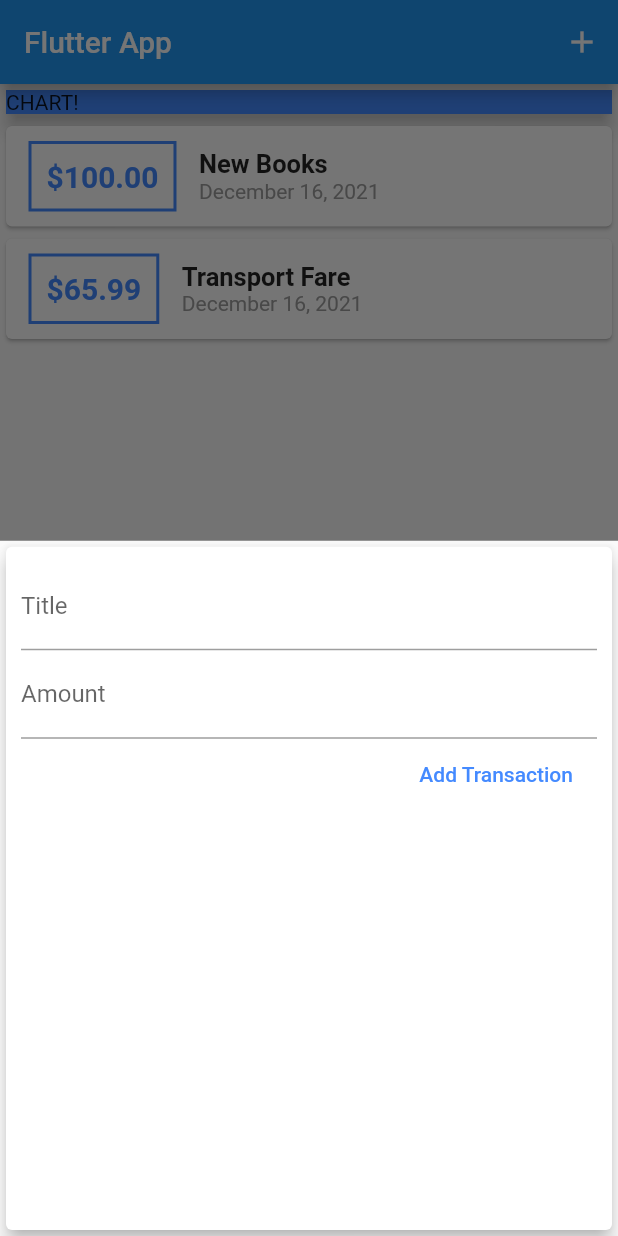
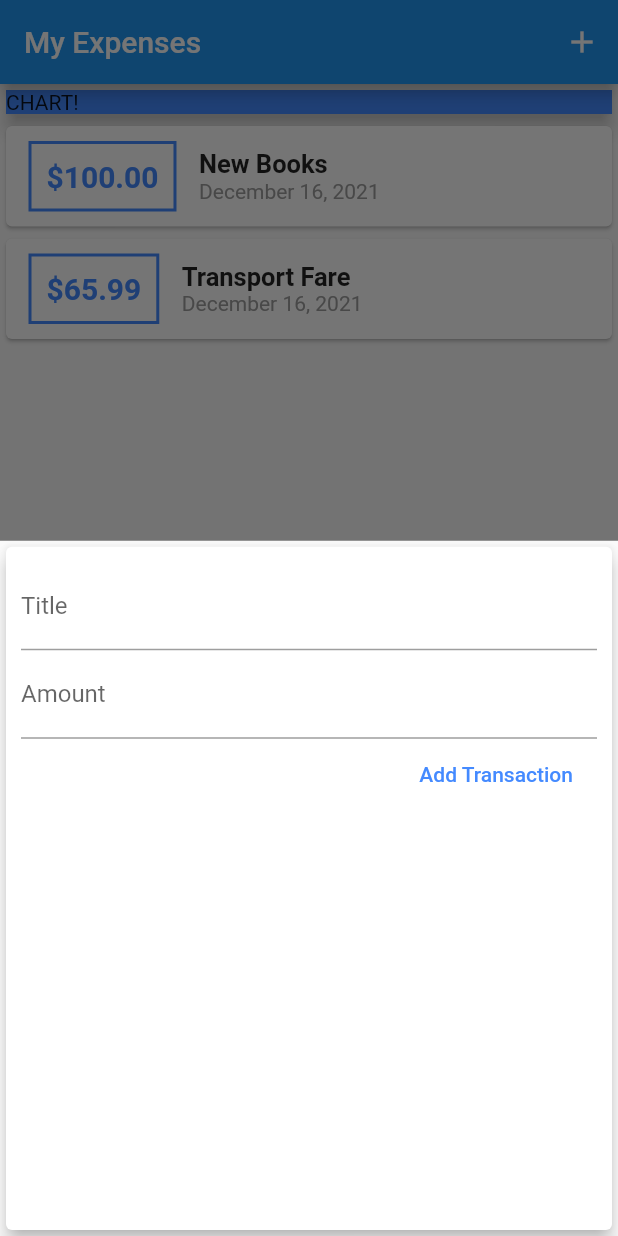
Before and after one commit to ahmadadejumo/expense-tracker-app, a Flutter app: the screen it shows after launch, after a tap on the "add" icon, on a phone screen of 412 x 824 dp. Run offline on Flutter 3.47's test engine with Material 2 defaults, Android fonts, the phone set to English and light mode, and no system bars.

Commit message:
added custom themes

```diff
--- a/lib/main.dart
+++ b/lib/main.dart
@@ -13,7 +13,8 @@ class MyApp extends StatelessWidget {
   @override
   Widget build(BuildContext context) {
     return MaterialApp(
-      title: 'Flutter Demo',
+      title: 'My Expenses',
+      theme: ThemeData(primaryColor: Colors.blueAccent),
       home: MyHomePage(),
     );
   }
@@ -70,7 +71,7 @@ class _MyHomePageState extends State<MyHomePage> {
   Widget build(BuildContext context) {
     return Scaffold(
       appBar: AppBar(
-        title: Text("Flutter App"),
+        title: Text("My Expenses"),
         actions: [
           IconButton(
             icon: Icon(Icons.add),
@@ -87,7 +88,7 @@ class _MyHomePageState extends State<MyHomePage> {
               width: double.infinity,
               child: Card(
                 child: Container(
-                  color: Colors.blueAccent,
+                  color: Theme.of(context).primaryColor,
                   child: Text("CHART!"),
                 ),
                 elevation: 5,
--- a/lib/widgets/new_transaction.dart
+++ b/lib/widgets/new_transaction.dart
@@ -51,7 +51,7 @@ class _NewTransactionState extends State<NewTransaction> {
             ),
             FlatButton(
               child: Text("Add Transaction"),
-              textColor: Colors.blueAccent,
+              textColor: Theme.of(context).primaryColor,
               onPressed: submitData,
             )
           ],
--- a/lib/widgets/transaction_list.dart
+++ b/lib/widgets/transaction_list.dart
@@ -27,7 +27,7 @@ class TransactionList extends StatelessWidget {
                     style: TextStyle(
                         fontWeight: FontWeight.bold,
                         fontSize: 20,
-                        color: Colors.blueAccent),
+                        color: Theme.of(context).primaryColor),
                   ),
                 ),
                 Column(
```
